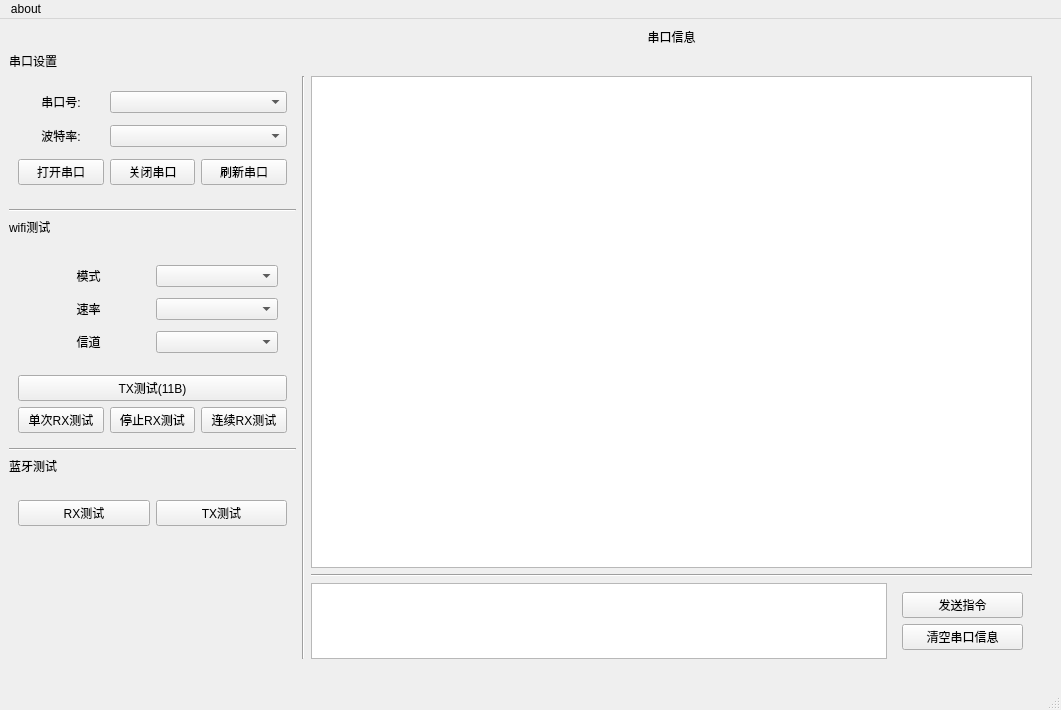
Above: lightningsemi.ui from selamangit/lightsemi-rf-test-tool before the change. Below: the same form after it.
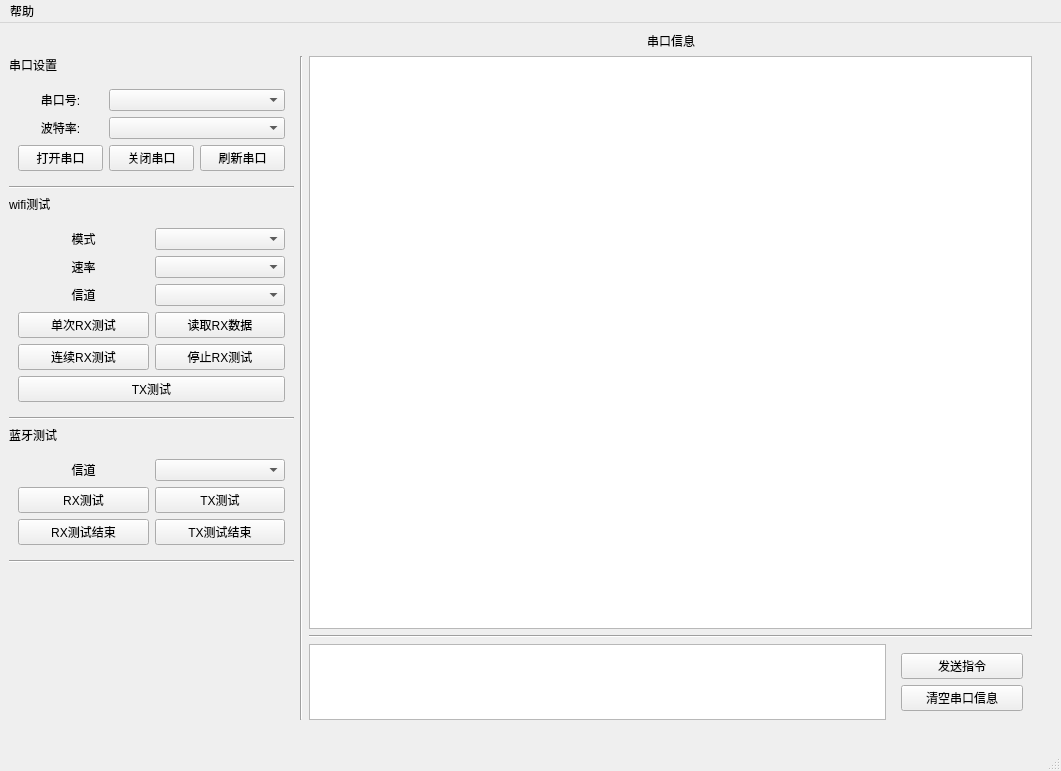
That is the form after the change. Icons and pictures are not drawn.

The edit to the form file:
```diff
--- a/lightningsemi.ui
+++ b/lightningsemi.ui
@@ -15,10 +15,297 @@
   </property>
   <property name="windowIcon">
    <iconset>
-    <normaloff>data/logo008.png</normaloff>data/logo008.png</iconset>
+    <normaloff>lightsemi-rf-test-tool/lightsemi-rf-test-tool/data/logo008.png</normaloff>lightsemi-rf-test-tool/lightsemi-rf-test-tool/data/logo008.png</iconset>
   </property>
   <widget class="QWidget" name="centralwidget">
    <layout class="QGridLayout" name="gridLayout">
+    <item row="15" column="10" rowspan="6">
+     <spacer name="verticalSpacer_12">
+      <property name="orientation">
+       <enum>Qt::Vertical</enum>
+      </property>
+      <property name="sizeHint" stdset="0">
+       <size>
+        <width>20</width>
+        <height>150</height>
+       </size>
+      </property>
+     </spacer>
+    </item>
+    <item row="10" column="0" colspan="2">
+     <widget class="QFrame" name="gridFrame_3">
+      <layout class="QGridLayout" name="gridLayout_5">
+       <item row="0" column="0">
+        <widget class="QLabel" name="label_8">
+         <property name="styleSheet">
+          <string notr="true">font: 12pt &quot;Consolas&quot;;</string>
+         </property>
+         <property name="text">
+          <string>信道</string>
+         </property>
+         <property name="alignment">
+          <set>Qt::AlignCenter</set>
+         </property>
+        </widget>
+       </item>
+       <item row="0" column="1">
+        <widget class="QComboBox" name="comboBox_6"/>
+       </item>
+       <item row="1" column="0">
+        <widget class="QPushButton" name="pushButton_7">
+         <property name="text">
+          <string>RX测试</string>
+         </property>
+        </widget>
+       </item>
+       <item row="1" column="1">
+        <widget class="QPushButton" name="pushButton_10">
+         <property name="text">
+          <string>TX测试</string>
+         </property>
+        </widget>
+       </item>
+       <item row="2" column="0">
+        <widget class="QPushButton" name="pushButton_13">
+         <property name="text">
+          <string>RX测试结束</string>
+         </property>
+        </widget>
+       </item>
+       <item row="2" column="1">
+        <widget class="QPushButton" name="pushButton_14">
+         <property name="text">
+          <string>TX测试结束</string>
+         </property>
+        </widget>
+       </item>
+      </layout>
+     </widget>
+    </item>
+    <item row="27" column="3">
+     <spacer name="horizontalSpacer_4">
+      <property name="orientation">
+       <enum>Qt::Horizontal</enum>
+      </property>
+      <property name="sizeHint" stdset="0">
+       <size>
+        <width>40</width>
+        <height>20</height>
+       </size>
+      </property>
+     </spacer>
+    </item>
+    <item row="23" column="3" colspan="5">
+     <widget class="Line" name="line">
+      <property name="orientation">
+       <enum>Qt::Horizontal</enum>
+      </property>
+     </widget>
+    </item>
+    <item row="8" column="0" colspan="2">
+     <widget class="Line" name="line_5">
+      <property name="orientation">
+       <enum>Qt::Horizontal</enum>
+      </property>
+     </widget>
+    </item>
+    <item row="22" column="10" rowspan="3">
+     <spacer name="verticalSpacer_2">
+      <property name="orientation">
+       <enum>Qt::Vertical</enum>
+      </property>
+      <property name="sizeHint" stdset="0">
+       <size>
+        <width>20</width>
+        <height>40</height>
+       </size>
+      </property>
+     </spacer>
+    </item>
+    <item row="6" column="10" rowspan="3">
+     <spacer name="verticalSpacer_7">
+      <property name="orientation">
+       <enum>Qt::Vertical</enum>
+      </property>
+      <property name="sizeHint" stdset="0">
+       <size>
+        <width>20</width>
+        <height>40</height>
+       </size>
+      </property>
+     </spacer>
+    </item>
+    <item row="11" column="0" colspan="2">
+     <widget class="Line" name="line_3">
+      <property name="orientation">
+       <enum>Qt::Horizontal</enum>
+      </property>
+     </widget>
+    </item>
+    <item row="3" column="10">
+     <spacer name="verticalSpacer_3">
+      <property name="orientation">
+       <enum>Qt::Vertical</enum>
+      </property>
+      <property name="sizeHint" stdset="0">
+       <size>
+        <width>20</width>
+        <height>40</height>
+       </size>
+      </property>
+     </spacer>
+    </item>
+    <item row="25" column="10">
+     <spacer name="verticalSpacer_18">
+      <property name="orientation">
+       <enum>Qt::Vertical</enum>
+      </property>
+      <property name="sizeHint" stdset="0">
+       <size>
+        <width>20</width>
+        <height>40</height>
+       </size>
+      </property>
+     </spacer>
+    </item>
+    <item row="27" column="5">
+     <spacer name="horizontalSpacer_13">
+      <property name="orientation">
+       <enum>Qt::Horizontal</enum>
+      </property>
+      <property name="sizeHint" stdset="0">
+       <size>
+        <width>40</width>
+        <height>20</height>
+       </size>
+      </property>
+     </spacer>
+    </item>
+    <item row="7" column="0" colspan="2">
+     <widget class="QFrame" name="gridFrame_2">
+      <layout class="QGridLayout" name="gridLayout_7">
+       <item row="1" column="1">
+        <widget class="QComboBox" name="comboBox_3"/>
+       </item>
+       <item row="4" column="0">
+        <widget class="QPushButton" name="pushButton_6">
+         <property name="text">
+          <string>连续RX测试</string>
+         </property>
+        </widget>
+       </item>
+       <item row="1" column="0">
+        <widget class="QLabel" name="label_5">
+         <property name="styleSheet">
+          <string notr="true">font: 12pt &quot;Consolas&quot;;</string>
+         </property>
+         <property name="text">
+          <string>速率</string>
+         </property>
+         <property name="alignment">
+          <set>Qt::AlignCenter</set>
+         </property>
+        </widget>
+       </item>
+       <item row="0" column="1">
+        <widget class="QComboBox" name="comboBox_5"/>
+       </item>
+       <item row="4" column="1">
+        <widget class="QPushButton" name="pushButton_8">
+         <property name="text">
+          <string>停止RX测试</string>
+         </property>
+        </widget>
+       </item>
+       <item row="3" column="1">
+        <widget class="QPushButton" name="pushButton_11">
+         <property name="text">
+          <string>读取RX数据</string>
+         </property>
+        </widget>
+       </item>
+       <item row="2" column="1">
+        <widget class="QComboBox" name="comboBox_4"/>
+       </item>
+       <item row="0" column="0">
+        <widget class="QLabel" name="label_3">
+         <property name="styleSheet">
+          <string notr="true">font: 12pt &quot;Consolas&quot;;</string>
+         </property>
+         <property name="text">
+          <string>模式</string>
+         </property>
+         <property name="alignment">
+          <set>Qt::AlignCenter</set>
+         </property>
+        </widget>
+       </item>
+       <item row="5" column="0" colspan="2">
+        <widget class="QPushButton" name="pushButton_9">
+         <property name="text">
+          <string>TX测试</string>
+         </property>
+        </widget>
+       </item>
+       <item row="3" column="0">
+        <widget class="QPushButton" name="pushButton_5">
+         <property name="text">
+          <string>单次RX测试</string>
+         </property>
+        </widget>
+       </item>
+       <item row="2" column="0">
+        <widget class="QLabel" name="label_6">
+         <property name="styleSheet">
+          <string notr="true">font: 12pt &quot;Consolas&quot;;</string>
+         </property>
+         <property name="text">
+          <string>信道</string>
+         </property>
+         <property name="alignment">
+          <set>Qt::AlignCenter</set>
+         </property>
+        </widget>
+       </item>
+      </layout>
+     </widget>
+    </item>
+    <item row="1" column="0">
+     <widget class="QLabel" name="label_10">
+      <property name="styleSheet">
+       <string notr="true">font: 10pt &quot;Consolas&quot;;</string>
+      </property>
+      <property name="text">
+       <string>串口设置</string>
+      </property>
+     </widget>
+    </item>
+    <item row="27" column="0">
+     <spacer name="horizontalSpacer">
+      <property name="orientation">
+       <enum>Qt::Horizontal</enum>
+      </property>
+      <property name="sizeHint" stdset="0">
+       <size>
+        <width>40</width>
+        <height>20</height>
+       </size>
+      </property>
+     </spacer>
+    </item>
+    <item row="27" column="4">
+     <spacer name="horizontalSpacer_2">
+      <property name="orientation">
+       <enum>Qt::Horizontal</enum>
+      </property>
+      <property name="sizeHint" stdset="0">
+       <size>
+        <width>40</width>
+        <height>20</height>
+       </size>
+      </property>
+     </spacer>
+    </item>
     <item row="2" column="0" rowspan="3" colspan="2">
      <widget class="QFrame" name="gridFrame_4">
       <layout class="QGridLayout" name="gridLayout_2">
@@ -84,134 +371,7 @@
       </layout>
      </widget>
     </item>
-    <item row="7" column="0" rowspan="3" colspan="2">
-     <widget class="QFrame" name="gridFrame">
-      <property name="minimumSize">
-       <size>
-        <width>287</width>
-        <height>0</height>
-       </size>
-      </property>
-      <layout class="QGridLayout" name="gridLayout_6">
-       <item row="2" column="1">
-        <widget class="QPushButton" name="pushButton_8">
-         <property name="text">
-          <string>停止RX测试</string>
-         </property>
-        </widget>
-       </item>
-       <item row="1" column="0" colspan="3">
-        <widget class="QPushButton" name="pushButton_9">
-         <property name="text">
-          <string>TX测试(11B)</string>
-         </property>
-        </widget>
-       </item>
-       <item row="2" column="2">
-        <widget class="QPushButton" name="pushButton_6">
-         <property name="text">
-          <string>连续RX测试</string>
-         </property>
-        </widget>
-       </item>
-       <item row="0" column="0" colspan="3">
-        <widget class="QFrame" name="gridFrame_2">
-         <layout class="QGridLayout" name="gridLayout_7">
-          <item row="2" column="1">
-           <widget class="QComboBox" name="comboBox_4"/>
-          </item>
-          <item row="1" column="1">
-           <widget class="QComboBox" name="comboBox_3"/>
-          </item>
-          <item row="1" column="0">
-           <widget class="QLabel" name="label_5">
-            <property name="styleSheet">
-             <string notr="true">font: 12pt &quot;Consolas&quot;;</string>
-            </property>
-            <property name="text">
-             <string>速率</string>
-            </property>
-            <property name="alignment">
-             <set>Qt::AlignCenter</set>
-            </property>
-           </widget>
-          </item>
-          <item row="2" column="0">
-           <widget class="QLabel" name="label_6">
-            <property name="styleSheet">
-             <string notr="true">font: 12pt &quot;Consolas&quot;;</string>
-            </property>
-            <property name="text">
-             <string>信道</string>
-            </property>
-            <property name="alignment">
-             <set>Qt::AlignCenter</set>
-            </property>
-           </widget>
-          </item>
-          <item row="0" column="0">
-           <widget class="QLabel" name="label_3">
-            <property name="styleSheet">
-             <string notr="true">font: 12pt &quot;Consolas&quot;;</string>
-            </property>
-            <property name="text">
-             <string>模式</string>
-            </property>
-            <property name="alignment">
-             <set>Qt::AlignCenter</set>
-            </property>
-           </widget>
-          </item>
-          <item row="0" column="1">
-           <widget class="QComboBox" name="comboBox_5"/>
-          </item>
-         </layout>
-        </widget>
-       </item>
-       <item row="2" column="0">
-        <widget class="QPushButton" name="pushButton_5">
-         <property name="text">
-          <string>单次RX测试</string>
-         </property>
-        </widget>
-       </item>
-      </layout>
-     </widget>
-    </item>
-    <item row="21" column="3">
-     <spacer name="horizontalSpacer_4">
-      <property name="orientation">
-       <enum>Qt::Horizontal</enum>
-      </property>
-      <property name="sizeHint" stdset="0">
-       <size>
-        <width>40</width>
-        <height>20</height>
-       </size>
-      </property>
-     </spacer>
-    </item>
-    <item row="11" column="0">
-     <widget class="QLabel" name="label_11">
-      <property name="text">
-       <string>蓝牙测试</string>
-      </property>
-     </widget>
-    </item>
-    <item row="7" column="10">
-     <spacer name="verticalSpacer_7">
-      <property name="orientation">
-       <enum>Qt::Vertical</enum>
-      </property>
-      <property name="sizeHint" stdset="0">
-       <size>
-        <width>20</width>
-        <height>40</height>
-       </size>
-      </property>
-     </spacer>
-    </item>
-    <item row="2" column="10">
+    <item row="1" column="10" rowspan="2">
      <spacer name="verticalSpacer">
       <property name="orientation">
        <enum>Qt::Vertical</enum>
@@ -224,59 +384,7 @@
       </property>
      </spacer>
     </item>
-    <item row="17" column="10" rowspan="2">
-     <spacer name="verticalSpacer_2">
-      <property name="orientation">
-       <enum>Qt::Vertical</enum>
-      </property>
-      <property name="sizeHint" stdset="0">
-       <size>
-        <width>20</width>
-        <height>40</height>
-       </size>
-      </property>
-     </spacer>
-    </item>
-    <item row="21" column="7">
-     <spacer name="horizontalSpacer_9">
-      <property name="orientation">
-       <enum>Qt::Horizontal</enum>
-      </property>
-      <property name="sizeHint" stdset="0">
-       <size>
-        <width>40</width>
-        <height>20</height>
-       </size>
-      </property>
-     </spacer>
-    </item>
-    <item row="9" column="10" rowspan="8">
-     <spacer name="verticalSpacer_12">
-      <property name="orientation">
-       <enum>Qt::Vertical</enum>
-      </property>
-      <property name="sizeHint" stdset="0">
-       <size>
-        <width>20</width>
-        <height>150</height>
-       </size>
-      </property>
-     </spacer>
-    </item>
-    <item row="0" column="5">
-     <widget class="QLabel" name="label">
-      <property name="styleSheet">
-       <string notr="true">font: 15pt &quot;Consolas&quot;;</string>
-      </property>
-      <property name="text">
-       <string>串口信息</string>
-      </property>
-      <property name="alignment">
-       <set>Qt::AlignCenter</set>
-      </property>
-     </widget>
-    </item>
-    <item row="18" column="7" rowspan="2">
+    <item row="24" column="7" rowspan="2">
      <widget class="QFrame" name="verticalFrame">
       <layout class="QVBoxLayout" name="verticalLayout_4">
        <item>
@@ -302,18 +410,11 @@
       </layout>
      </widget>
     </item>
-    <item row="5" column="0" colspan="2">
-     <widget class="Line" name="line_2">
+    <item row="27" column="7">
+     <spacer name="horizontalSpacer_9">
       <property name="orientation">
        <enum>Qt::Horizontal</enum>
       </property>
-     </widget>
-    </item>
-    <item row="21" column="4">
-     <spacer name="horizontalSpacer_2">
-      <property name="orientation">
-       <enum>Qt::Horizontal</enum>
-      </property>
       <property name="sizeHint" stdset="0">
        <size>
         <width>40</width>
@@ -322,38 +423,28 @@
       </property>
      </spacer>
     </item>
-    <item row="2" column="2" rowspan="18">
-     <widget class="Line" name="line_4">
+    <item row="27" column="6">
+     <spacer name="horizontalSpacer_14">
       <property name="orientation">
-       <enum>Qt::Vertical</enum>
+       <enum>Qt::Horizontal</enum>
       </property>
-     </widget>
-    </item>
-    <item row="3" column="10">
-     <spacer name="verticalSpacer_3">
-      <property name="orientation">
-       <enum>Qt::Vertical</enum>
-      </property>
       <property name="sizeHint" stdset="0">
        <size>
-        <width>20</width>
-        <height>40</height>
+        <width>40</width>
+        <height>20</height>
        </size>
       </property>
      </spacer>
     </item>
-    <item row="19" column="10">
-     <spacer name="verticalSpacer_18">
-      <property name="orientation">
-       <enum>Qt::Vertical</enum>
+    <item row="6" column="0">
+     <widget class="QLabel" name="label_7">
+      <property name="styleSheet">
+       <string notr="true">font: 10pt &quot;Consolas&quot;;</string>
       </property>
-      <property name="sizeHint" stdset="0">
-       <size>
-        <width>20</width>
-        <height>40</height>
-       </size>
+      <property name="text">
+       <string>wifi测试</string>
       </property>
-     </spacer>
+     </widget>
     </item>
     <item row="4" column="10" rowspan="2">
      <spacer name="verticalSpacer_4">
@@ -368,20 +459,7 @@
       </property>
      </spacer>
     </item>
-    <item row="21" column="5">
-     <spacer name="horizontalSpacer_13">
-      <property name="orientation">
-       <enum>Qt::Horizontal</enum>
-      </property>
-      <property name="sizeHint" stdset="0">
-       <size>
-        <width>40</width>
-        <height>20</height>
-       </size>
-      </property>
-     </spacer>
-    </item>
-    <item row="21" column="1">
+    <item row="27" column="1">
      <spacer name="horizontalSpacer_10">
       <property name="orientation">
        <enum>Qt::Horizontal</enum>
@@ -394,27 +472,17 @@
       </property>
      </spacer>
     </item>
-    <item row="1" column="0">
-     <widget class="QLabel" name="label_10">
+    <item row="9" column="0">
+     <widget class="QLabel" name="label_11">
+      <property name="styleSheet">
+       <string notr="true">font: 10pt &quot;Consolas&quot;;</string>
+      </property>
       <property name="text">
-       <string>串口设置</string>
+       <string>蓝牙测试</string>
       </property>
      </widget>
     </item>
-    <item row="8" column="10">
-     <spacer name="verticalSpacer_11">
-      <property name="orientation">
-       <enum>Qt::Vertical</enum>
-      </property>
-      <property name="sizeHint" stdset="0">
-       <size>
-        <width>20</width>
-        <height>150</height>
-       </size>
-      </property>
-     </spacer>
-    </item>
-    <item row="18" column="3" rowspan="2" colspan="4">
+    <item row="24" column="3" rowspan="2" colspan="4">
      <widget class="QWidget" name="gridWidget" native="true">
       <layout class="QGridLayout" name="gridLayout_4">
        <property name="leftMargin">
@@ -445,74 +513,47 @@
       </layout>
      </widget>
     </item>
-    <item row="17" column="3" colspan="5">
-     <widget class="Line" name="line">
+    <item row="5" column="0" colspan="2">
+     <widget class="Line" name="line_2">
       <property name="orientation">
        <enum>Qt::Horizontal</enum>
       </property>
      </widget>
     </item>
-    <item row="21" column="6">
-     <spacer name="horizontalSpacer_14">
-      <property name="orientation">
-       <enum>Qt::Horizontal</enum>
+    <item row="0" column="5">
+     <widget class="QLabel" name="label">
+      <property name="styleSheet">
+       <string notr="true">font: 15pt &quot;Consolas&quot;;</string>
       </property>
-      <property name="sizeHint" stdset="0">
-       <size>
-        <width>40</width>
-        <height>20</height>
-       </size>
-      </property>
-     </spacer>
-    </item>
-    <item row="10" column="0" colspan="2">
-     <widget class="Line" name="line_3">
-      <property name="orientation">
-       <enum>Qt::Horizontal</enum>
-      </property>
-     </widget>
-    </item>
-    <item row="6" column="0">
-     <widget class="QLabel" name="label_7">
       <property name="text">
-       <string>wifi测试</string>
+       <string>串口信息</string>
+      </property>
+      <property name="alignment">
+       <set>Qt::AlignCenter</set>
       </property>
      </widget>
     </item>
-    <item row="21" column="0">
-     <spacer name="horizontalSpacer">
-      <property name="orientation">
-       <enum>Qt::Horizontal</enum>
-      </property>
-      <property name="sizeHint" stdset="0">
-       <size>
-        <width>40</width>
-        <height>20</height>
-       </size>
-      </property>
-     </spacer>
-    </item>
-    <item row="2" column="3" rowspan="15" colspan="5">
+    <item row="1" column="3" rowspan="22" colspan="5">
      <widget class="QTextBrowser" name="textBrowser"/>
     </item>
-    <item row="13" column="0" colspan="2">
-     <widget class="QFrame" name="gridFrame_3">
-      <layout class="QGridLayout" name="gridLayout_5">
-       <item row="0" column="0">
-        <widget class="QPushButton" name="pushButton_7">
-         <property name="text">
-          <string>RX测试</string>
-         </property>
-        </widget>
-       </item>
-       <item row="0" column="1">
-        <widget class="QPushButton" name="pushButton_10">
-         <property name="text">
-          <string>TX测试</string>
-         </property>
-        </widget>
-       </item>
-      </layout>
+    <item row="9" column="10" rowspan="6">
+     <spacer name="verticalSpacer_11">
+      <property name="orientation">
+       <enum>Qt::Vertical</enum>
+      </property>
+      <property name="sizeHint" stdset="0">
+       <size>
+        <width>20</width>
+        <height>150</height>
+       </size>
+      </property>
+     </spacer>
+    </item>
+    <item row="1" column="2" rowspan="25">
+     <widget class="Line" name="line_4">
+      <property name="orientation">
+       <enum>Qt::Vertical</enum>
+      </property>
      </widget>
     </item>
    </layout>
@@ -528,10 +569,8 @@
    </property>
    <widget class="QMenu" name="menuabout">
     <property name="title">
-     <string>about</string>
+     <string>帮助</string>
     </property>
-    <addaction name="separator"/>
-    <addaction name="separator"/>
    </widget>
    <addaction name="menuabout"/>
   </widget>
```
